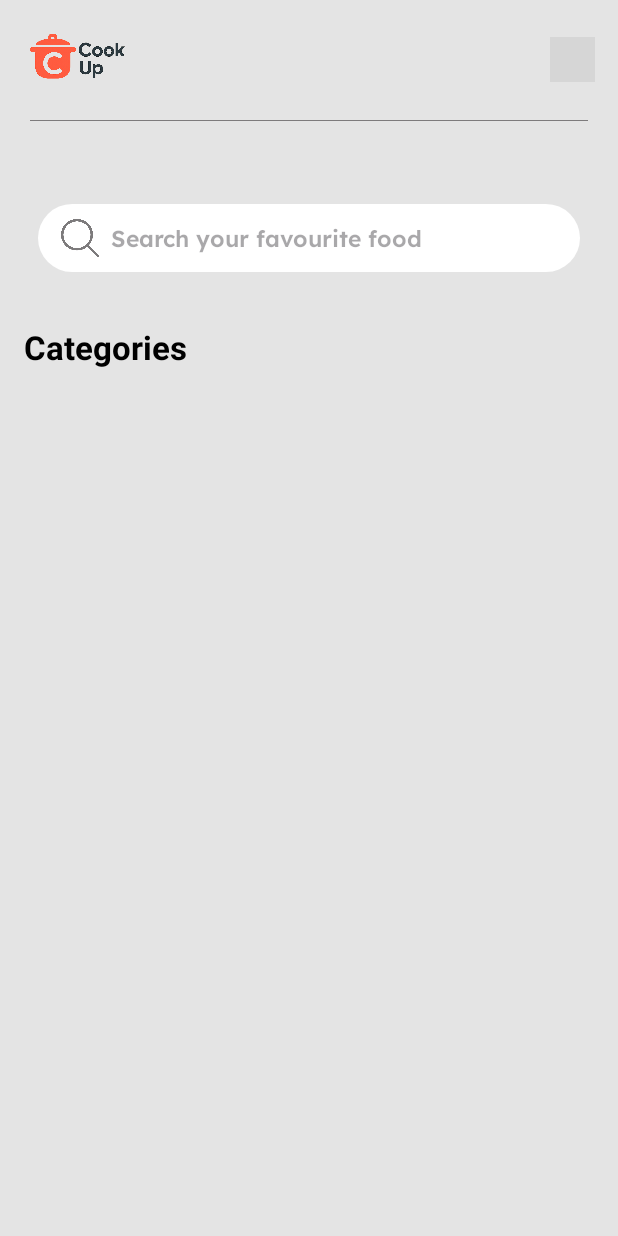
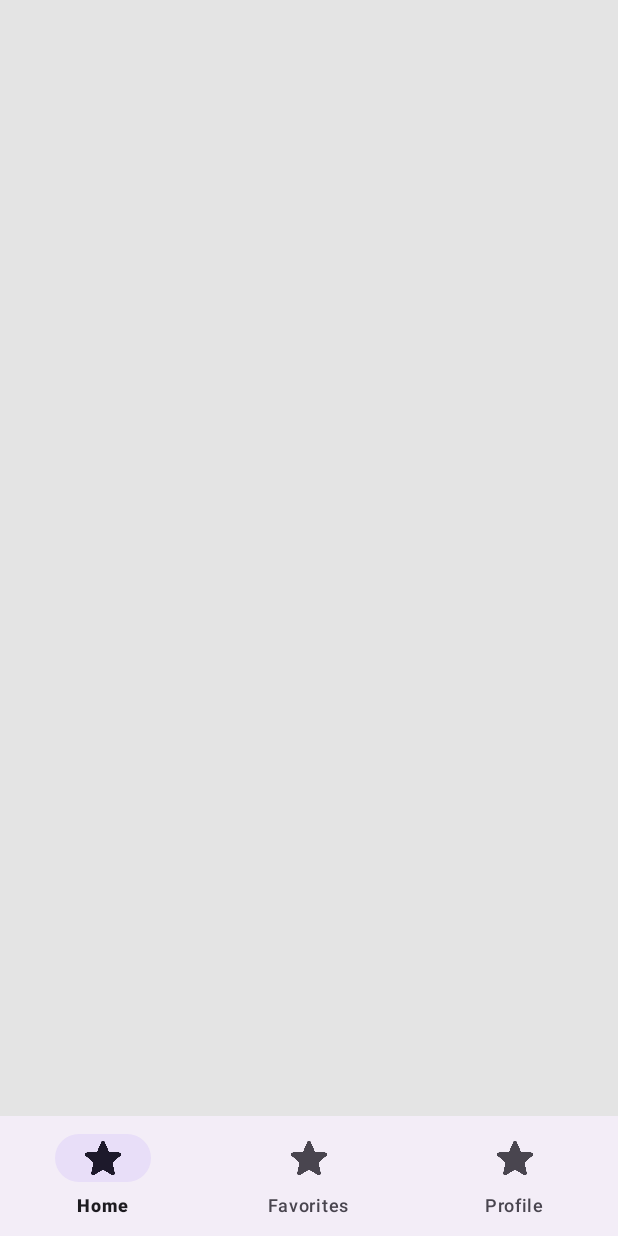
Before and after one commit to AhmadSalim6/Android-Recipe-Management-App, an Android app: the layout activity_main.xml on its own in the app's theme, with its tools: preview values and no code run, on a phone screen of 412 x 824 dp. Run offline under Robolectric (Android 15) with nearby library versions, the phone set to English and light mode, and no system bars; grey boxes are pictures that could not be loaded.

Commit message:
my local changes

```diff
--- a/app/src/main/AndroidManifest.xml
+++ b/app/src/main/AndroidManifest.xml
@@ -16,9 +16,6 @@
             android:name=".SettingsActivity"
             android:exported="false" />
         <activity
-            android:name=".ProfileActivity"
-            android:exported="false" />
-        <activity
             android:name=".MainActivity"
             android:exported="true">
             <intent-filter>
--- a/app/src/main/java/com/example/practice/Login.java
+++ b/app/src/main/java/com/example/practice/Login.java
@@ -1,4 +1,4 @@
-package com.example.myapplication;
+package com.example.practice;
 
 import android.annotation.SuppressLint;
 import android.content.Context;
@@ -10,7 +10,6 @@ import android.widget.EditText;
 import android.widget.Toast;
 import androidx.appcompat.app.AppCompatActivity;
 
-import com.example.MyApplication.R;
 
  class LoginActivity extends AppCompatActivity {
     EditText emailInput, passwordInput , nameInput;
--- a/app/src/main/java/com/example/practice/Register.java
+++ b/app/src/main/java/com/example/practice/Register.java
@@ -1,4 +1,4 @@
-package com.example.myapplication;
+package com.example.practice;
 
 import android.annotation.SuppressLint;
 import android.content.Context;
@@ -10,7 +10,8 @@ import android.widget.EditText;
 import android.widget.Toast;
 import androidx.appcompat.app.AppCompatActivity;
 
-import com.example.MyApplication.R;
+import com.example.practice.R;
+import com.example.practice.DatabaseHelper;
 
 class RegisterActivity extends AppCompatActivity {
     EditText nameInput, emailInput, passwordInput;
--- a/app/src/main/res/layout/activity_main.xml
+++ b/app/src/main/res/layout/activity_main.xml
@@ -1,105 +1,21 @@
 <LinearLayout
     xmlns:android="http://schemas.android.com/apk/res/android"
     xmlns:app="http://schemas.android.com/apk/res-auto"
+    android:orientation="vertical"
     android:layout_width="match_parent"
-    android:layout_height="match_parent"
-    android:orientation="vertical"
-    android:background="?attr/android:windowBackground"
-    android:gravity="start">
+    android:layout_height="match_parent">
 
+    <!-- Container for fragments -->
+    <FrameLayout
+        android:id="@+id/fragmentContainer"
+        android:layout_width="match_parent"
+        android:layout_height="0dp"
+        android:layout_weight="1"/>
 
-    <LinearLayout
+    <!-- Bottom Navigation -->
+    <com.google.android.material.bottomnavigation.BottomNavigationView
+        android:id="@+id/bottomNavigationView"
         android:layout_width="match_parent"
         android:layout_height="wrap_content"
-        android:orientation="horizontal"
-        android:paddingHorizontal="15dp"
-        android:gravity="center">
-
-        <ImageView
-            android:layout_width="70dp"
-            android:layout_height="80dp"
-            android:scaleType="centerCrop"
-            android:src="@drawable/logo"/>
-        <View
-            android:layout_width="0dp"
-            android:layout_height="0dp"
-            android:layout_weight="1"/>
-        <ImageView
-            android:layout_width="30dp"
-            android:layout_height="30dp"
-            android:src="@drawable/pan_cake"
-            android:clipToOutline="true"
-            android:background="@drawable/search_bar_bg"
-            android:scaleType="centerCrop"/>
-
-    </LinearLayout>
-
-    <View
-        android:layout_width="match_parent"
-        android:layout_height="0.3dp"
-        android:layout_marginHorizontal="20dp"
-        android:background="?attr/colorOnPrimary" />
-
-    <!-- Other content below -->
-    <LinearLayout
-        android:layout_width="match_parent"
-        android:layout_height="wrap_content"
-        android:orientation="horizontal"
-        android:background="@drawable/search_bar_bg"
-        android:layout_marginLeft="25dp"
-        android:layout_marginBottom="35dp"
-        android:layout_marginRight="25dp"
-        android:layout_marginTop="55dp"
-        android:paddingVertical="10dp"
-        android:paddingHorizontal="5dp"
-        android:gravity="center_vertical">
-
-        <ImageView
-            android:layout_width="25dp"
-            android:layout_height="25dp"
-            android:layout_marginLeft="10dp"
-            android:src="@drawable/search"
-            app:tint="?attr/colorOnPrimary"/>
-
-        <EditText
-            android:id="@+id/search_bar"
-            android:layout_width="0dp"
-            android:layout_height="wrap_content"
-            android:layout_weight="1"
-            android:hint="Search your favourite food"
-            android:textColor="?attr/colorOnPrimary"
-            android:fontFamily="@font/lexend_semi_bold"
-            android:background="@null"
-            android:paddingStart="8dp"
-            android:textSize="15dp"
-            android:inputType="text"/>
-    </LinearLayout>
-
-
-    <TextView
-        android:layout_width="wrap_content"
-        android:layout_height="wrap_content"
-        android:text="Categories"
-        android:textColor="?attr/android:textColor"
-        android:textSize="22dp"
-        android:textStyle="bold"
-        android:layout_marginLeft="16dp"
-        android:layout_marginBottom="10dp">
-
-    </TextView>
-
-    <androidx.recyclerview.widget.RecyclerView
-        android:id="@+id/categoryRecyclerView"
-        android:layout_width="match_parent"
-        android:layout_height="wrap_content"
-        android:padding="8dp"
-        android:scrollbars="none" />
-
-    <androidx.recyclerview.widget.RecyclerView
-        android:id="@+id/recipeRecycler"
-        android:layout_width="match_parent"
-        android:layout_height="match_parent"/>
-
-
-
+        app:menu="@menu/bottom_nav_menu"/>
 </LinearLayout>
--- a/app/src/main/res/layout/login_page.xml
+++ b/app/src/main/res/layout/login_page.xml
@@ -44,6 +44,7 @@
             android:src="@drawable/user"/>
 
         <EditText
+            android:id="@+id/name"
             android:layout_width="match_parent"
             android:layout_height="match_parent"
             android:background="@drawable/login_edit_txt_bg"
@@ -68,6 +69,7 @@
             android:src="@drawable/email"/>
 
         <EditText
+            android:id="@+id/email"
             android:layout_width="match_parent"
             android:layout_height="match_parent"
             android:background="@drawable/login_edit_txt_bg"
@@ -92,6 +94,7 @@
             android:src="@drawable/padlock"/>
 
         <EditText
+            android:id="@+id/password"
             android:layout_width="match_parent"
             android:layout_height="match_parent"
             android:background="@drawable/login_edit_txt_bg"
@@ -99,6 +102,7 @@
             android:fontFamily="@font/lexend_semi_bold"/>
     </LinearLayout>
     <Button
+        android:id="@+id/register"
         android:layout_width="wrap_content"
         android:layout_height="wrap_content"
         android:text="Sign up?"
@@ -109,6 +113,7 @@
         android:layout_marginBottom="15dp"
         android:layout_gravity="start"/>
     <Button
+        android:id="@+id/Login"
         android:layout_width="wrap_content"
         android:layout_height="wrap_content"
         android:backgroundTint="?attr/colorSecondary"
--- /dev/null
+++ b/app/src/main/res/menu/bottom_nav_menu.xml
@@ -0,0 +1,15 @@
+<menu xmlns:android="http://schemas.android.com/apk/res/android">
+    <item
+        android:id="@+id/nav_home"
+        android:title="Home"
+        android:icon="@drawable/star"/>
+    <item
+        android:id="@+id/nav_favorites"
+        android:title="Favorites"
+
+        android:icon="@drawable/star"/>
+    <item
+        android:id="@+id/nav_profile"
+        android:title="Profile"
+        android:icon="@drawable/star"/>
+</menu>
```
Also changed, not shown: app/src/main/java/com/example/practice/DatabaseHelper.java (+44 -10 lines), app/src/main/java/com/example/practice/MainActivity.java (+18 -9 lines), app/src/main/java/com/example/practice/ProfileActivity.java (deleted, +0 -107 lines), app/src/main/java/com/example/practice/ProfileFragment.java (added, +95 -0 lines), app/src/main/res/layout/home_activity.xml (added, +106 -0 lines), app/src/main/res/layout/recipe_card1.xml (added, +10 -0 lines), app/src/main/res/drawable/profile_bg1.png (added).
